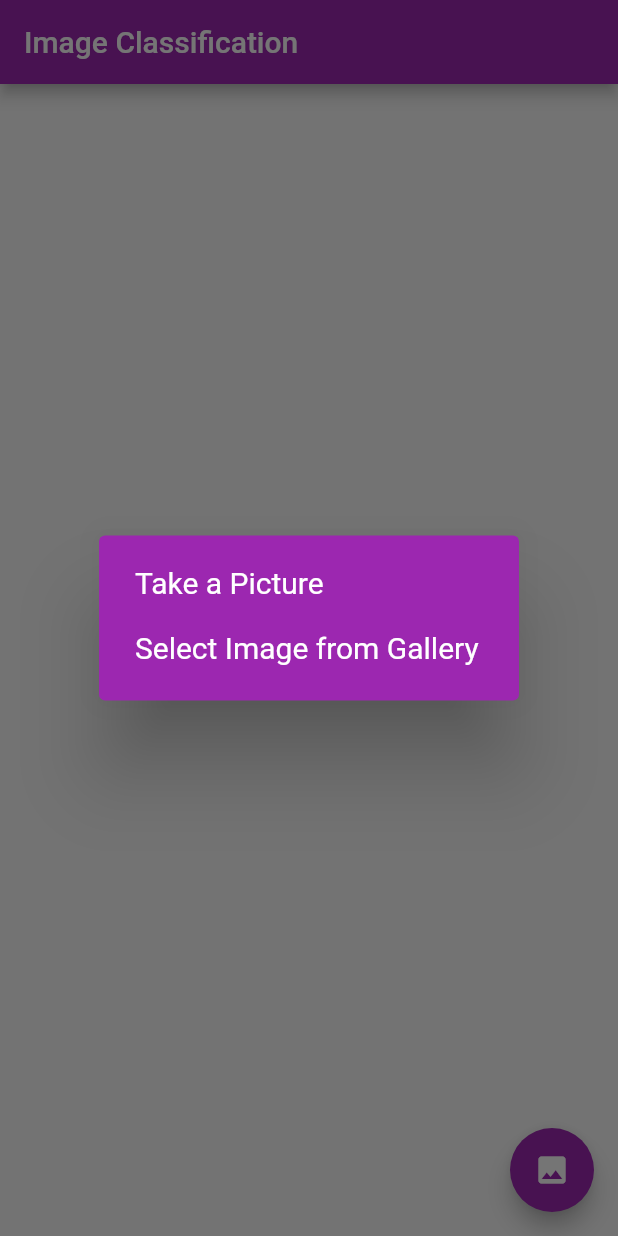
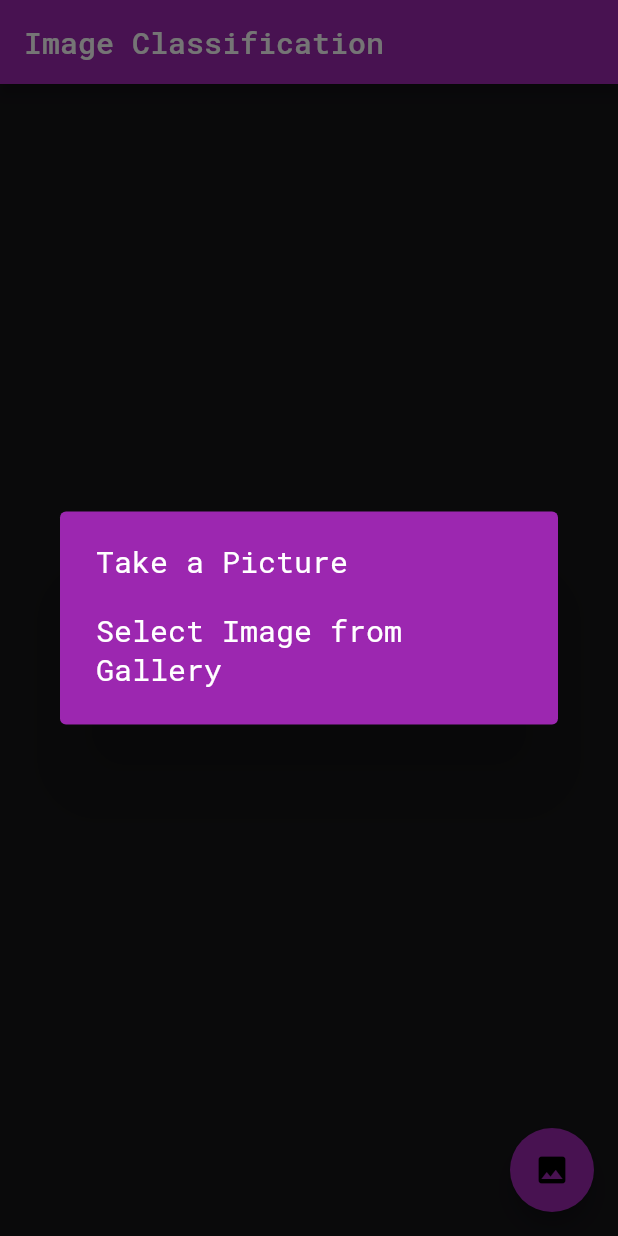
Before and after one commit to Anechaev06/Categorization_app, a Flutter app: the screen it shows after launch, after a tap on the "image" icon, on a phone screen of 412 x 824 dp. Run offline on Flutter 3.47's test engine with Material 2 defaults, Android fonts, the phone set to English and light mode, and no system bars; our stand-ins replace google_fonts, image_picker; missing offline and left inert: tflite.

Commit message:
added core and architecture refactoring

```diff
--- /dev/null
+++ b/lib/app/app.dart
@@ -0,0 +1,17 @@
+import 'package:flutter/material.dart';
+import 'package:image_categorization/app/classification/pages/home_page.dart';
+import 'core/core.dart';
+
+class App extends StatelessWidget {
+  const App({super.key});
+
+  @override
+  Widget build(BuildContext context) {
+    return MaterialApp(
+      title: "Financify",
+      theme: AppTheme.theme,
+      debugShowCheckedModeBanner: false,
+      home: const HomePage(),
+    );
+  }
+}
--- /dev/null
+++ b/lib/app/core/constants/app_constants.dart
@@ -0,0 +1,9 @@
+import 'package:flutter/material.dart';
+
+class AppColors {
+  static const Color primaryColor = Color(0xFFC2F640);
+  static const Color secondaryColor = Color(0xFFD16154);
+  static const Color backgroundColor = Color(0xFF161519);
+  static const Color grey = Color(0xFF2D2C30);
+  static const Color white = Colors.white;
+}
--- /dev/null
+++ b/lib/app/core/core.dart
@@ -0,0 +1,3 @@
+export './constants/app_constants.dart';
+export './routes/app_routes.dart';
+export './themes/app_theme.dart';
--- /dev/null
+++ b/lib/app/core/themes/app_theme.dart
@@ -0,0 +1,17 @@
+import 'package:flutter/material.dart';
+import 'package:google_fonts/google_fonts.dart';
+import '../core.dart';
+
+class AppTheme {
+  AppTheme._();
+
+  static final ThemeData theme = ThemeData.dark().copyWith(
+    scaffoldBackgroundColor: AppColors.backgroundColor,
+    colorScheme: const ColorScheme.dark(
+      primary: AppColors.primaryColor,
+      secondary: AppColors.secondaryColor,
+      background: AppColors.backgroundColor,
+    ),
+    textTheme: GoogleFonts.robotoMonoTextTheme(),
+  );
+}
--- a/lib/main.dart
+++ b/lib/main.dart
@@ -1,19 +1,4 @@
 import 'package:flutter/material.dart';
-import 'pages/home_page.dart';
+import 'app/app.dart';
 
-void main() {
-  runApp(const MyApp());
-}
-
-class MyApp extends StatelessWidget {
-  const MyApp({super.key});
-
-  @override
-  Widget build(BuildContext context) {
-    return const MaterialApp(
-      title: 'Image Classification App',
-      debugShowCheckedModeBanner: false,
-      home: HomePage(),
-    );
-  }
-}
+void main() => runApp(const App());
--- a/pubspec.yaml
+++ b/pubspec.yaml
@@ -14,6 +14,7 @@ dependencies:
   image_picker: ^1.0.4
   meta: ^1.9.1
   tflite: ^1.1.2
+  google_fonts: ^6.1.0
 
 dev_dependencies:
   flutter_test:
```
Also changed, not shown: lib/app/classification/pages/home_page.dart (renamed from lib/pages/home_page.dart), lib/app/core/routes/app_routes.dart (added), 1 other file.
